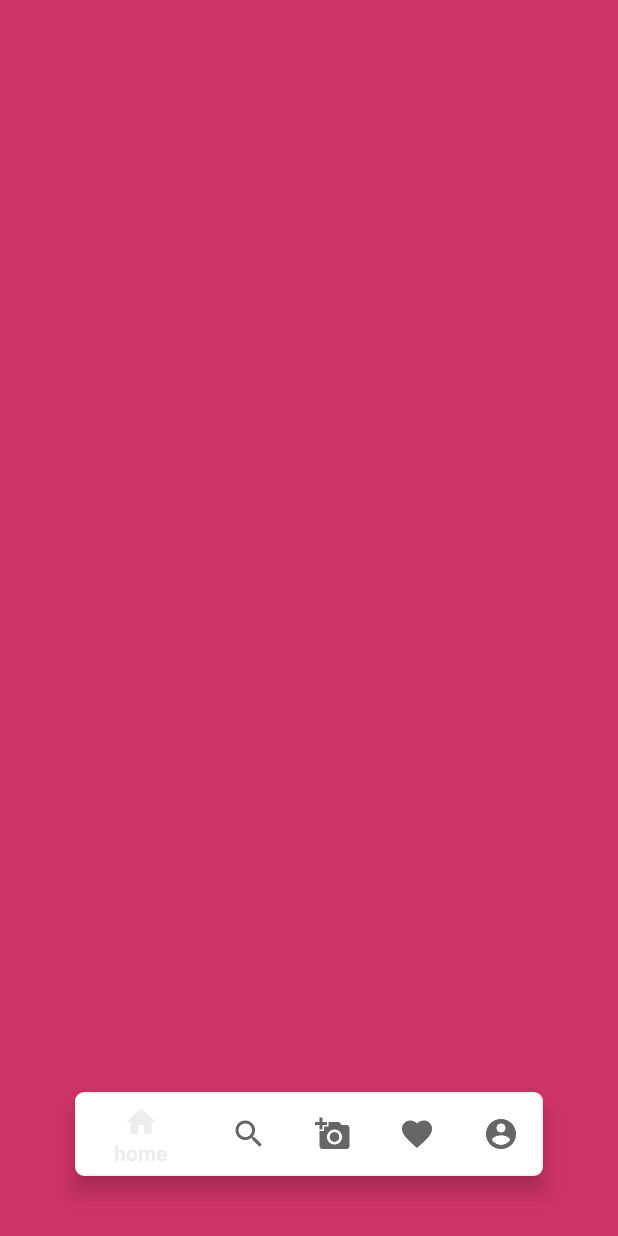
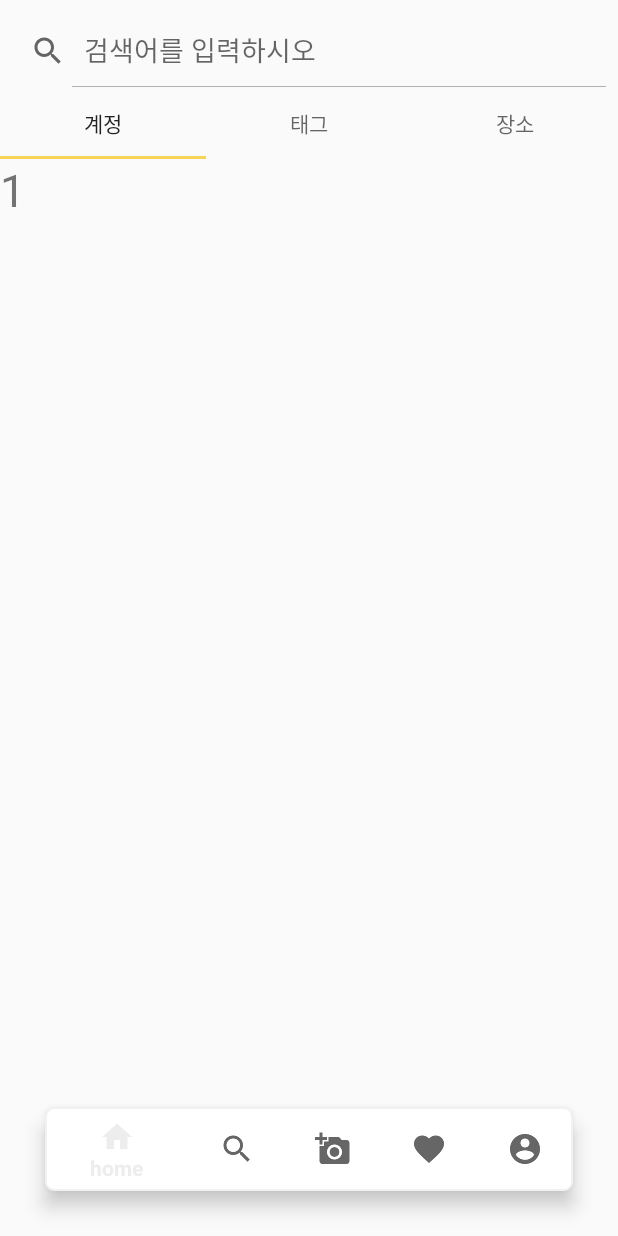
Before and after one commit to njh0317/MakeyourCs, an Android app: the fragment SearchFragment placed in its activity, on a phone screen of 412 x 824 dp. Run offline under Robolectric (Android 15) with nearby library versions, the phone set to English and light mode, and no system bars; our stand-ins replace data binding; libraries missing offline, so code that uses them is left out: org.kodein.di; 5 statements that could not run were skipped.

Commit message:
add search tab

```diff
--- a/app/build.gradle
+++ b/app/build.gradle
@@ -133,4 +133,7 @@ dependencies {
 
     //coroutines
     implementation "org.jetbrains.kotlinx:kotlinx-coroutines-play-services:1.2.1"
+
+    implementation 'androidx.viewpager2:viewpager2:1.0.0'
+    implementation 'me.relex:circleindicator:2.1.4'
 }
--- a/app/src/main/java/com/example/makeyourcs/ui/MainActivity.kt
+++ b/app/src/main/java/com/example/makeyourcs/ui/MainActivity.kt
@@ -14,6 +14,7 @@ import com.example.makeyourcs.ui.home.HomeFragment
 import com.example.makeyourcs.ui.search.SearchFragment
 import com.example.makeyourcs.ui.upload.UploadActivity
 import com.example.makeyourcs.ui.user.UserFragment
+import com.google.android.material.bottomnavigation.BottomNavigationItemView
 import com.google.android.material.bottomnavigation.BottomNavigationView
 import kotlinx.android.synthetic.main.activity_main.*
 import org.kodein.di.KodeinAware
@@ -71,11 +72,8 @@ class MainActivity() : AppCompatActivity(),KodeinAware, BottomNavigationView.OnN
         super.onCreate(savedInstanceState)
         setContentView(R.layout.activity_main)
         bottom_navigation.setOnNavigationItemSelectedListener(this)
-
         //Set default screen
         bottom_navigation.selectedItemId= R.id.action_home
-
-
     }
     public override fun onStart(){
         super.onStart()
--- a/app/src/main/java/com/example/makeyourcs/ui/search/SearchFragment.kt
+++ b/app/src/main/java/com/example/makeyourcs/ui/search/SearchFragment.kt
@@ -4,10 +4,21 @@ import android.os.Bundle
 import android.view.LayoutInflater
 import android.view.View
 import android.view.ViewGroup
+import android.widget.TextView
 import androidx.fragment.app.Fragment
+import androidx.recyclerview.widget.RecyclerView
+import androidx.viewpager2.adapter.FragmentStateAdapter
+import androidx.viewpager2.widget.ViewPager2
 import com.example.makeyourcs.R
+import com.google.android.material.tabs.TabLayout
+import com.google.android.material.tabs.TabLayoutMediator
 
 class SearchFragment : Fragment(){
+
+    private lateinit var demoCollectionAdapter: DemoCollectionAdapter
+    private lateinit var viewPager: ViewPager2
+    private lateinit var tabLayout: TabLayout
+    var tabname = arrayOf("계정", "태그", "장소")
     override fun onCreateView(
         inflater: LayoutInflater,
         container: ViewGroup?,
@@ -16,4 +27,53 @@ class SearchFragment : Fragment(){
         var view=LayoutInflater.from(activity).inflate(R.layout.fragment_search,container,false)
         return view;
     }
+
+    override fun onViewCreated(view: View, savedInstanceState: Bundle?) {
+        demoCollectionAdapter = DemoCollectionAdapter(this)
+        viewPager = view.findViewById(R.id.pager)
+        viewPager.adapter = demoCollectionAdapter
+
+        tabLayout = view.findViewById(R.id.tab_layout)
+        TabLayoutMediator(tabLayout, viewPager) { tab, position ->
+            tab.text = "${tabname[position]}"
+        }.attach()
+
+    }
 }
+
+class DemoCollectionAdapter(fragment: Fragment) : FragmentStateAdapter(fragment) {
+
+    override fun getItemCount(): Int = 3
+
+    override fun createFragment(position: Int): Fragment {
+        // Return a NEW fragment instance in createFragment(int)
+        val fragment = SearchTabFragment()
+        fragment.arguments = Bundle().apply {
+            // Our object is just an integer :-P
+            putInt(ARG_OBJECT, position + 1)
+        }
+        return fragment
+    }
+}
+
+private const val ARG_OBJECT = "object"
+
+
+class SearchTabFragment : Fragment() {
+
+    override fun onCreateView(
+        inflater: LayoutInflater,
+        container: ViewGroup?,
+        savedInstanceState: Bundle?
+    ): View {
+        return inflater.inflate(R.layout.fragment_collection_object, container, false)
+    }
+
+    override fun onViewCreated(view: View, savedInstanceState: Bundle?) {
+        arguments?.takeIf { it.containsKey(ARG_OBJECT) }?.apply {
+            val textView: TextView = view.findViewById(R.id.text1)
+            val recyclerView: RecyclerView = view.findViewById(R.id.find_recyclerView)
+            textView.text = getInt(ARG_OBJECT).toString()
+        }
+    }
+}
--- /dev/null
+++ b/app/src/main/java/com/example/makeyourcs/ui/search/SearchItem.kt
@@ -0,0 +1,5 @@
+package com.example.makeyourcs.ui.search
+
+class SearchItem (val image: Int, var name: String, var email: String){
+
+}
--- a/app/src/main/res/layout/activity_main.xml
+++ b/app/src/main/res/layout/activity_main.xml
@@ -20,10 +20,11 @@
                 android:layout_width="wrap_content"
                 android:layout_height="wrap_content"
                 android:layout_gravity="bottom"
-                android:layout_marginLeft="50dp"
-                android:layout_marginRight="50dp"
-                android:layout_marginBottom="40dp"
+                android:layout_marginLeft="30dp"
+                android:layout_marginRight="30dp"
+                android:layout_marginBottom="30dp"
                 android:background="@drawable/round_shape_navigator"
+
                 app:menu="@menu/bottom_navigation_main"></com.google.android.material.bottomnavigation.BottomNavigationView>
         </FrameLayout>
 
--- /dev/null
+++ b/app/src/main/res/layout/fragment_collection_object.xml
@@ -0,0 +1,33 @@
+<?xml version="1.0" encoding="utf-8"?>
+<layout xmlns:android="http://schemas.android.com/apk/res/android"
+    xmlns:app="http://schemas.android.com/apk/res-auto"
+    xmlns:tools="http://schemas.android.com/tools">
+<RelativeLayout
+    android:layout_width="match_parent"
+    android:layout_height="match_parent"
+    tools:context=".ui.user.management.AccountMgtMainActivity">
+
+    <LinearLayout
+        android:layout_width="match_parent"
+        android:layout_height="wrap_content"
+        android:orientation="vertical">
+
+        <TextView
+            android:layout_height="wrap_content"
+            android:layout_width="match_parent"
+            android:id="@+id/text1"
+            android:textSize="30sp"
+            />
+
+
+        <androidx.recyclerview.widget.RecyclerView
+        android:id="@+id/find_recyclerView"
+        android:layout_width="350dp"
+        android:layout_height="wrap_content"
+        android:layout_gravity="center"
+        android:layout_marginTop="20dp"
+        app:layoutManager="androidx.recyclerview.widget.LinearLayoutManager"
+        />
+    </LinearLayout>
+</RelativeLayout>
+</layout>
--- a/app/src/main/res/layout/fragment_search.xml
+++ b/app/src/main/res/layout/fragment_search.xml
@@ -1,9 +1,27 @@
 <?xml version="1.0" encoding="utf-8"?>
-<androidx.constraintlayout.widget.ConstraintLayout
-    xmlns:android="http://schemas.android.com/apk/res/android"
+<LinearLayout xmlns:android="http://schemas.android.com/apk/res/android"
     android:layout_width="match_parent"
     android:layout_height="match_parent"
-    android:background="#cc3366">
+    xmlns:app="http://schemas.android.com/apk/res-auto"
+    android:orientation="vertical">
     <!-- Search -->
+    <androidx.appcompat.widget.SearchView
+        android:id="@+id/search_view"
+        android:layout_width="match_parent"
+        android:layout_height="wrap_content"
+        android:layout_marginTop="10dp"
+        app:iconifiedByDefault="false"
+        app:queryHint="검색어를 입력하시오" />
 
-</androidx.constraintlayout.widget.ConstraintLayout>
+    <com.google.android.material.tabs.TabLayout
+        android:id="@+id/tab_layout"
+        android:layout_width="match_parent"
+        android:layout_height="wrap_content" />
+
+    <androidx.viewpager2.widget.ViewPager2
+        android:id="@+id/pager"
+        android:layout_width="match_parent"
+        android:layout_height="0dp"
+        android:layout_weight="1" />
+
+</LinearLayout>
```
Also changed, not shown: app/src/main/java/com/example/makeyourcs/ui/search/SearchAccountTabFragment.kt (added, +25 -0 lines), app/src/main/res/layout/search_row_item.xml (added, +58 -0 lines).
